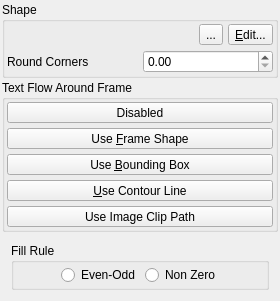
The window that Scribus/scribus/ui/propertiespalette_shapebase.ui (AlterScribus/ece15) describes before a commit, drawn with Qt 5.
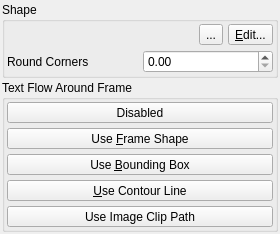
The same window after the commit. Custom widgets are drawn as their Qt base class.

```diff
--- a/Scribus/scribus/ui/propertiespalette_shapebase.ui
+++ b/Scribus/scribus/ui/propertiespalette_shapebase.ui
@@ -7,9 +7,15 @@
     <x>0</x>
     <y>0</y>
     <width>280</width>
-    <height>281</height>
+    <height>209</height>
    </rect>
   </property>
+  <property name="sizePolicy">
+   <sizepolicy hsizetype="Preferred" vsizetype="Minimum">
+    <horstretch>0</horstretch>
+    <verstretch>0</verstretch>
+   </sizepolicy>
+  </property>
   <property name="windowTitle">
    <string>Form</string>
   </property>
@@ -233,101 +239,6 @@
      </layout>
     </widget>
    </item>
-   <item>
-    <widget class="QStackedWidget" name="stackedWidget">
-     <property name="currentIndex">
-      <number>1</number>
-     </property>
-     <widget class="QWidget" name="page"/>
-     <widget class="QWidget" name="page_2">
-      <layout class="QVBoxLayout" name="verticalLayout_4">
-       <item>
-        <widget class="QGroupBox" name="fillRuleGroup">
-         <property name="title">
-          <string>Fill Rule</string>
-         </property>
-         <property name="flat">
-          <bool>true</bool>
-         </property>
-         <layout class="QHBoxLayout" name="horizontalLayout_3">
-          <property name="spacing">
-           <number>5</number>
-          </property>
-          <property name="margin">
-           <number>2</number>
-          </property>
-          <item>
-           <spacer name="horizontalSpacer_2">
-            <property name="orientation">
-             <enum>Qt::Horizontal</enum>
-            </property>
-            <property name="sizeHint" stdset="0">
-             <size>
-              <width>40</width>
-              <height>20</height>
-             </size>
-            </property>
-           </spacer>
-          </item>
-          <item>
-           <widget class="QRadioButton" name="evenOdd">
-            <property name="sizePolicy">
-             <sizepolicy hsizetype="Preferred" vsizetype="Fixed">
-              <horstretch>0</horstretch>
-              <verstretch>0</verstretch>
-             </sizepolicy>
-            </property>
-            <property name="text">
-             <string>Even-Odd</string>
-            </property>
-           </widget>
-          </item>
-          <item>
-           <widget class="QRadioButton" name="nonZero">
-            <property name="sizePolicy">
-             <sizepolicy hsizetype="Preferred" vsizetype="Fixed">
-              <horstretch>0</horstretch>
-              <verstretch>0</verstretch>
-             </sizepolicy>
-            </property>
-            <property name="text">
-             <string>Non Zero</string>
-            </property>
-           </widget>
-          </item>
-          <item>
-           <spacer name="horizontalSpacer_3">
-            <property name="orientation">
-             <enum>Qt::Horizontal</enum>
-            </property>
-            <property name="sizeHint" stdset="0">
-             <size>
-              <width>40</width>
-              <height>20</height>
-             </size>
-            </property>
-           </spacer>
-          </item>
-         </layout>
-        </widget>
-       </item>
-      </layout>
-     </widget>
-    </widget>
-   </item>
-   <item>
-    <spacer name="verticalSpacer">
-     <property name="orientation">
-      <enum>Qt::Vertical</enum>
-     </property>
-     <property name="sizeHint" stdset="0">
-      <size>
-       <width>20</width>
-       <height>40</height>
-      </size>
-     </property>
-    </spacer>
-   </item>
   </layout>
  </widget>
  <customwidgets>
```
Left out of the diff: 10 changed lines with no effect on the pictures.
